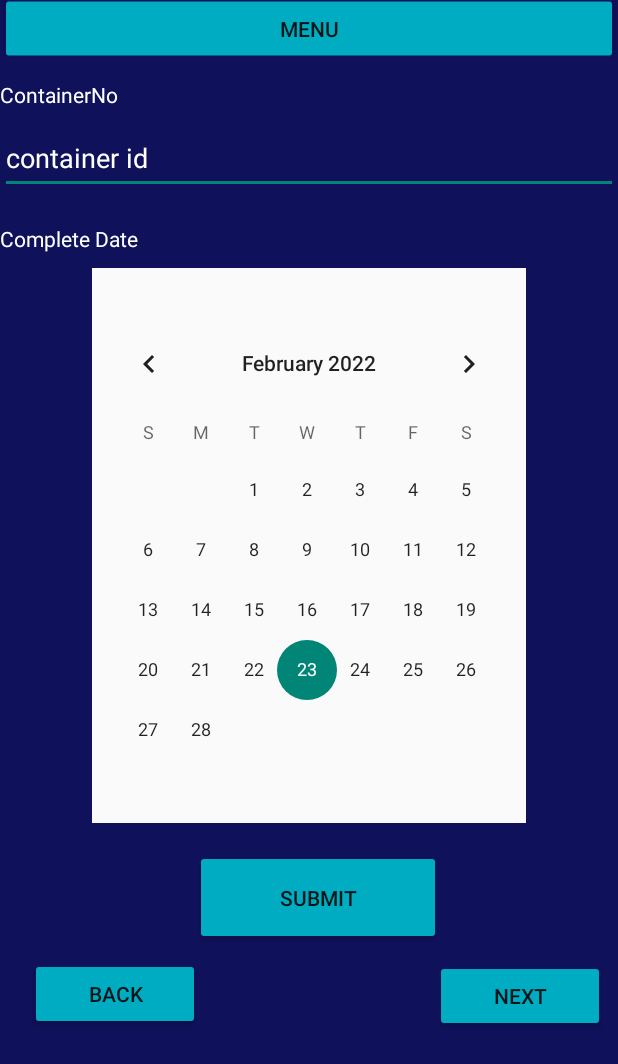
After one commit to bunnybunbun37204/app_pkarn, an Android app: the GateOutActivity screen opened directly, with no data from a screen before it, on a phone screen of 412 x 824 dp. The commit adds this screen. Shown: the top 1064 px of the screen. Run offline under Robolectric (Android 15) with nearby library versions, the phone set to English and light mode, and no system bars; libraries missing offline, so code that uses them is left out: com.apollographql.apollo3.

Commit message:
gate in finish

```diff
--- a/app/src/main/AndroidManifest.xml
+++ b/app/src/main/AndroidManifest.xml
@@ -24,6 +24,7 @@
         <activity android:name=".RegisterActivity" android:exported="true" />
         <activity android:name=".MainMenu" android:exported="true"/>
         <activity android:name=".GateInActivity" android:exported="true"/>
+        <activity android:name=".GateOutActivity" android:exported="true"/>
     </application>
 
 </manifest>
--- a/app/src/main/java/com/example/dolpjinjunior/GateInActivity.kt
+++ b/app/src/main/java/com/example/dolpjinjunior/GateInActivity.kt
@@ -12,7 +12,7 @@ import com.apollographql.apollo3.exception.ApolloException
 import com.example.dolpjinjunior.utils.Config
 import com.example.dolpjinjunior.utils.Utils
 import java.text.SimpleDateFormat
-import java.util.*
+import java.util.Calendar
 
 class GateInActivity : AppCompatActivity() {
     @SuppressLint("SimpleDateFormat")
@@ -67,7 +67,7 @@ class GateInActivity : AppCompatActivity() {
         }
 
 
-        calendarView.setOnDateChangeListener { calendarView, i, i2, i3 ->
+        calendarView.setOnDateChangeListener { _, i, i2, i3 ->
             formatDate = "$i.${i2+1}.$i3"
         }
 
@@ -113,7 +113,7 @@ class GateInActivity : AppCompatActivity() {
                             endDate,
                             finishDate,
                             false
-                        )).addHttpHeader("authorization",Config.USER_TOKEN.toString()).execute()
+                        )).addHttpHeader("authorization", Config.USER_TOKEN.toString()).execute()
                 } catch (err : ApolloException) {
                     throw err
                 }
--- /dev/null
+++ b/app/src/main/java/com/example/dolpjinjunior/GateOutActivity.kt
@@ -0,0 +1,52 @@
+package com.example.dolpjinjunior
+
+import android.annotation.SuppressLint
+import android.os.Bundle
+import android.util.Log
+import android.widget.Button
+import android.widget.CalendarView
+import android.widget.EditText
+import androidx.appcompat.app.AppCompatActivity
+import androidx.lifecycle.lifecycleScope
+import com.apollographql.apollo3.ApolloClient
+import com.apollographql.apollo3.exception.ApolloException
+import com.example.dolpjinjunior.utils.Config
+import java.text.SimpleDateFormat
+import java.util.Calendar
+
+class GateOutActivity : AppCompatActivity() {
+    @SuppressLint("SimpleDateFormat")
+    override fun onCreate(savedInstanceState: Bundle?) {
+        super.onCreate(savedInstanceState)
+        setContentView(R.layout.gateout_activity)
+
+        val calendarView : CalendarView = findViewById(R.id.calendarView2)
+        val date = Calendar.getInstance().time
+        val formatter = SimpleDateFormat("yyyy.M.dd") //or use getDateInstance()
+        var formatDate = formatter.format(date)
+
+        val containerIdEditText : EditText = findViewById(R.id.container_id_query)
+        val buttonSubmit : Button = findViewById(R.id.submit_btn2)
+
+        calendarView.setOnDateChangeListener { _, i, i2, i3 ->
+            formatDate = "$i.${i2+1}.$i3"
+        }
+
+        buttonSubmit.setOnClickListener {
+            lifecycleScope.launchWhenResumed {
+                val GRAPH_URL = "http://192.168.1.31:4000/"
+                val result = try {
+                    ApolloClient.Builder().serverUrl(GRAPH_URL)
+                        .build().mutation(UpdateContainerStatusMutation(containerIdEditText.text.toString(),
+                            formatDate, true)).addHttpHeader("authorization", Config.USER_TOKEN.toString()).execute()
+                } catch (err : ApolloException) {
+                    throw err
+                }
+                Log.i("LOG-INFO","DATA ${result.data}")
+            }
+
+        }
+
+
+    }
+}
--- /dev/null
+++ b/app/src/main/res/layout/gateout_activity.xml
@@ -0,0 +1,94 @@
+<?xml version="1.0" encoding="utf-8"?>
+<androidx.constraintlayout.widget.ConstraintLayout xmlns:android="http://schemas.android.com/apk/res/android"
+    xmlns:app="http://schemas.android.com/apk/res-auto"
+    xmlns:tools="http://schemas.android.com/tools"
+    android:layout_width="match_parent"
+    android:layout_height="match_parent"
+
+    android:background="#00ACC1"
+    android:backgroundTint="#00ACC1"
+    tools:context=".GateOutActivity">
+
+    <LinearLayout
+        android:layout_width="match_parent"
+        android:layout_height="match_parent"
+        android:background="#0F115A"
+        android:orientation="vertical"
+        app:layout_constraintEnd_toEndOf="parent"
+        tools:layout_editor_absoluteY="1dp"
+        tools:ignore="MissingConstraints">
+
+        <Button
+            android:id="@+id/button9"
+            android:layout_width="match_parent"
+            android:layout_height="wrap_content"
+            android:backgroundTint="#00ACC1"
+            android:text="@string/menu"
+            android:translationY="-5dp" />
+
+        <TextView
+            android:id="@+id/textView3"
+            android:layout_width="match_parent"
+            android:layout_height="33dp"
+            android:text="@string/ContainerNo"
+            android:textColor="@color/white"
+            android:translationY="5dp" />
+
+        <EditText
+            android:id="@+id/container_id_query"
+            android:layout_width="match_parent"
+            android:layout_height="wrap_content"
+            android:ems="10"
+            android:hint="@string/container_id"
+            android:textColorHint="@color/white"
+            android:inputType="textPersonName"
+            android:minHeight="48dp"
+            android:textColor="@color/white" />
+
+        <TextView
+            android:id="@+id/textView4"
+            android:layout_width="match_parent"
+            android:layout_height="wrap_content"
+            android:text="@string/completedate"
+            android:textColor="@color/white"
+            android:translationY="20dp" />
+
+        <CalendarView
+            android:id="@+id/calendarView2"
+            android:layout_width="289dp"
+            android:layout_height="370dp"
+            android:layout_gravity="center_horizontal|top"
+            android:background="#FBFAFA"
+            android:translationY="30dp"
+            android:weekNumberColor="@color/white"
+            android:weekSeparatorLineColor="@color/white" />
+
+        <Button
+            android:id="@+id/back_btn1"
+            android:layout_width="113dp"
+            android:layout_height="48dp"
+            android:backgroundTint="#00ACC1"
+            android:text="@string/gotofourth"
+            android:translationX="20dp"
+            android:translationY="120dp" />
+
+        <Button
+            android:id="@+id/submit_btn2"
+            android:layout_width="164dp"
+            android:layout_height="63dp"
+            android:backgroundTint="#00ACC1"
+            android:text="@string/gotofive"
+            android:translationX="130dp"
+            android:translationY="0dp" />
+
+        <Button
+            android:id="@+id/next_btn1"
+            android:layout_width="113dp"
+            android:layout_height="48dp"
+            android:backgroundTint="#00ACC1"
+            android:text="@string/next"
+            android:translationX="290dp"
+            android:translationY="10dp" />
+
+    </LinearLayout>
+</androidx.constraintlayout.widget.ConstraintLayout>
--- a/app/src/main/res/layout/main_menu.xml
+++ b/app/src/main/res/layout/main_menu.xml
@@ -33,7 +33,7 @@
         app:layout_constraintStart_toStartOf="parent" />
 
     <Button
-        android:id="@+id/button3"
+        android:id="@+id/gateout_btn"
         android:layout_width="272dp"
         android:layout_height="138dp"
         android:layout_marginBottom="368dp"
@@ -56,6 +56,6 @@
         app:layout_constraintEnd_toEndOf="parent"
         app:layout_constraintHorizontal_bias="0.482"
         app:layout_constraintStart_toStartOf="parent"
-        app:layout_constraintTop_toBottomOf="@+id/button3" />
+        app:layout_constraintTop_toBottomOf="@+id/gateout_btn" />
 
 </androidx.constraintlayout.widget.ConstraintLayout>
--- a/app/src/main/res/values/strings.xml
+++ b/app/src/main/res/values/strings.xml
@@ -49,4 +49,6 @@
     <string name="register_to_get_an_account">Register to get an Account</string>
     <string name="confirm_password">Confirm Password</string>
     <string name="logout">Logout</string>
+    <string name="menu">menu</string>
+    <string name="container_id">container id</string>
 </resources>
```
Also changed, not shown: app/src/main/java/com/example/dolpjinjunior/MainMenu.kt (+7 -0 lines), app/src/main/res/layout/gatein_activity.xml (+24 -13 lines), 1 other file.
